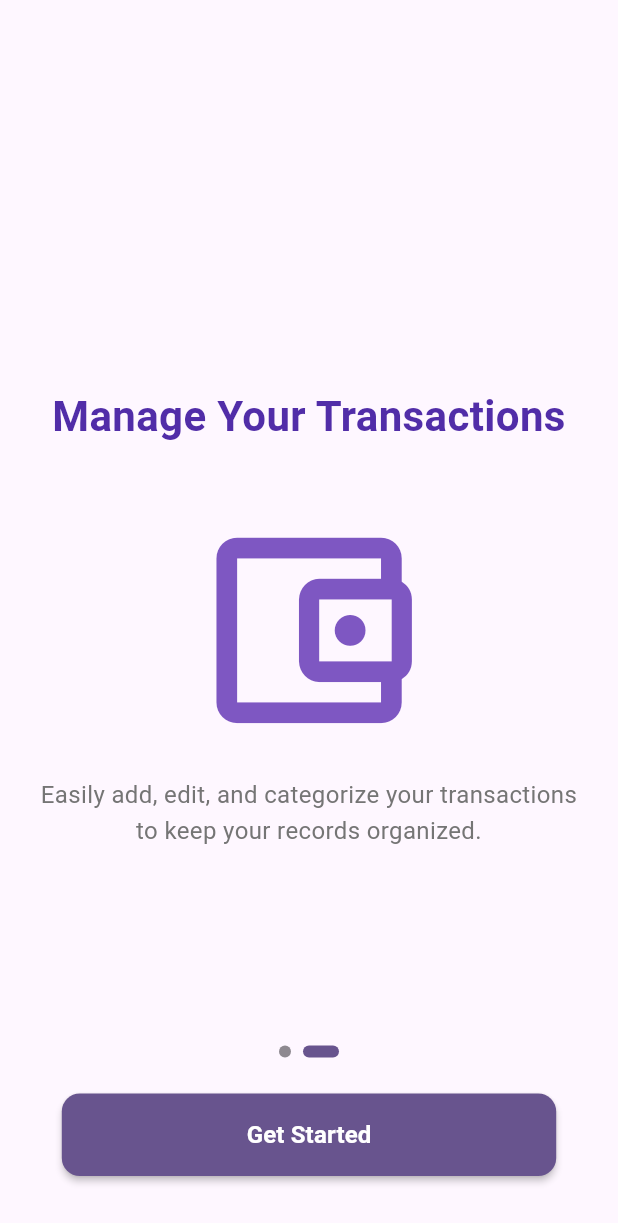
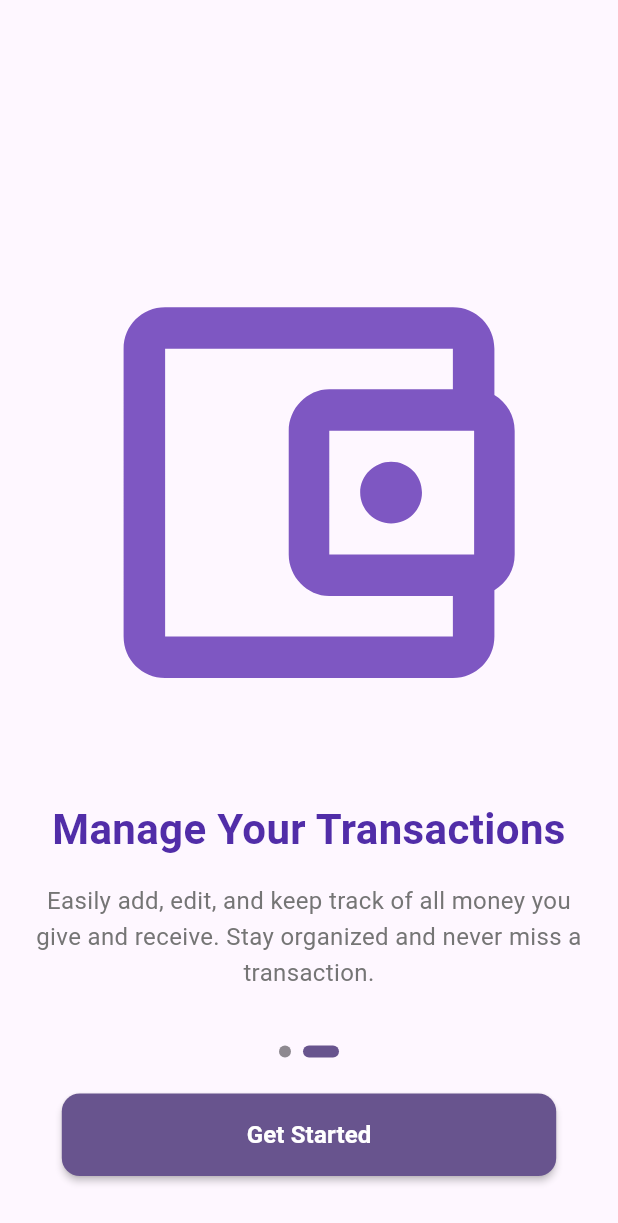
Before and after one commit to armanmaurya/balancr, a Flutter app: the screen it shows after launch, swiped to page 2, on a phone screen of 412 x 824 dp. Shown: the top 1223 px of the screen. Run offline on Flutter 3.47's test engine with Material 3 defaults, Android fonts, the phone set to English and light mode, and no system bars; our stand-ins replace flutter_contacts, flutter_svg, hive, hive_flutter, permission_handler, shared_preferences; accounts and stored records are empty.

Commit message:
Changed the Onboarding page content

```diff
--- a/lib/screens/onboarding/onboarding_page1.dart
+++ b/lib/screens/onboarding/onboarding_page1.dart
@@ -23,11 +23,11 @@ class OnboardingPage1 extends StatelessWidget {
             ),
           ),
 
-          const SizedBox(height: 40),
+          const SizedBox(height: 20),
 
           // Title
           Text(
-            'Track Your Finances',
+            'Track Money Given & Received',
             style: TextStyle(
               fontSize: 28,
               fontWeight: FontWeight.bold,
@@ -40,7 +40,7 @@ class OnboardingPage1 extends StatelessWidget {
 
           // Description
           Text(
-            'Keep a detailed record of your income and expenses to stay on top of your finances.',
+            'Easily record how much you have given to others and how much others have given to you. Stay organized and never forget any transaction.',
             style: TextStyle(
               fontSize: 16,
               color: Colors.grey.shade600,
--- a/lib/screens/onboarding/onboarding_page2.dart
+++ b/lib/screens/onboarding/onboarding_page2.dart
@@ -12,6 +12,16 @@ class OnboardingPage2 extends StatelessWidget {
       child: Column(
         mainAxisAlignment: MainAxisAlignment.center,
         children: [
+          // Illustration/Icon
+          Icon(
+            Icons.account_balance_wallet_outlined,
+            size: size.height * 0.4,
+            color: Colors.deepPurple.shade400,
+            semanticLabel: 'Wallet Illustration',
+          ),
+
+          const SizedBox(height: 40),
+
           // Title
           Text(
             'Manage Your Transactions',
@@ -23,20 +33,11 @@ class OnboardingPage2 extends StatelessWidget {
             textAlign: TextAlign.center,
           ),
 
-          const SizedBox(height: 40),
-
-          // Inbuilt Icon
-          Icon(
-            Icons.account_balance_wallet_outlined,
-            size: size.height * 0.2,
-            color: Colors.deepPurple.shade400,
-          ),
-
           const SizedBox(height: 16),
 
           // Description
           Text(
-            'Easily add, edit, and categorize your transactions to keep your records organized.',
+            'Easily add, edit, and keep track of all money you give and receive. Stay organized and never miss a transaction.',
             style: TextStyle(
               fontSize: 16,
               color: Colors.grey.shade600,
```
Also changed, not shown: lib/screens/onboarding/onboarding_page3.dart (deleted).
